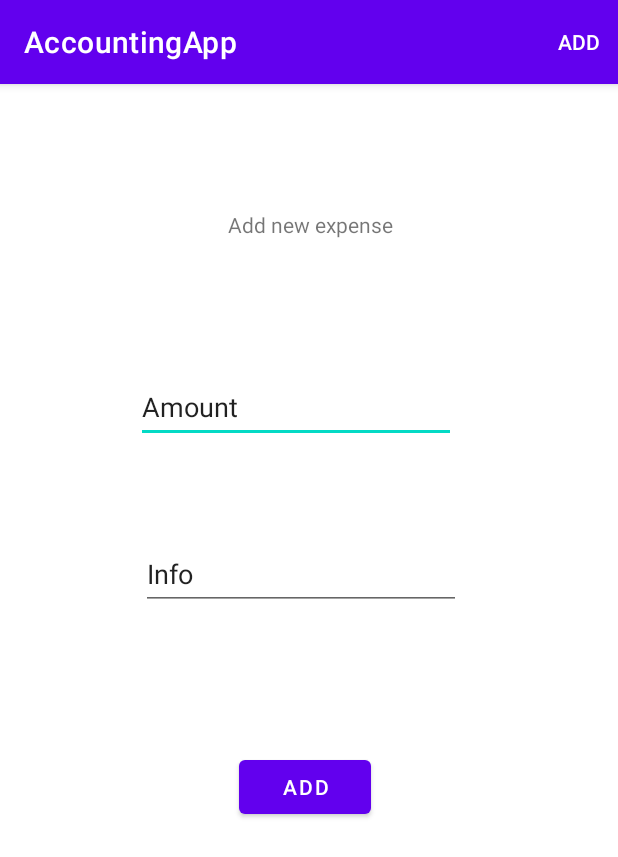
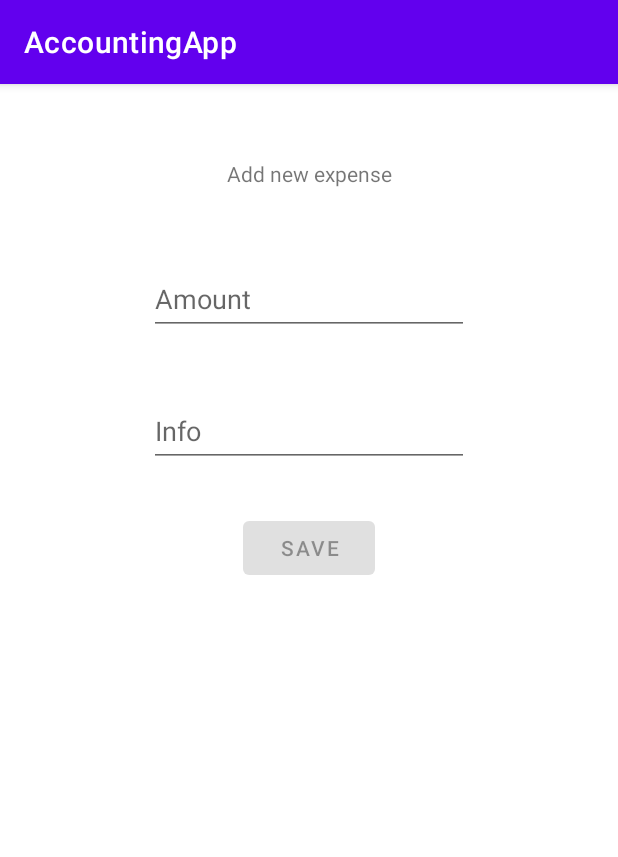
Before and after one commit to nour7/AccountingApp, an Android app: the screen it shows after launch (MainActivity), after a tap on "ADD", on a phone screen of 412 x 824 dp. Shown: the top 857 px of the screen. Run offline under Robolectric (Android 15) with nearby library versions, the phone set to English and light mode, and no system bars; our stand-ins replace Room's generated code, data binding.

Commit message:
navigation fixed

```diff
--- a/app/src/main/java/com/example/accountingapp/MainActivity.kt
+++ b/app/src/main/java/com/example/accountingapp/MainActivity.kt
@@ -2,6 +2,7 @@ package com.example.accountingapp
 
 import androidx.appcompat.app.AppCompatActivity
 import android.os.Bundle
+import com.example.accountingapp.ui.add.RecordFragment
 import com.example.accountingapp.ui.main.MainFragment
 
 class MainActivity : AppCompatActivity() {
@@ -9,10 +10,5 @@ class MainActivity : AppCompatActivity() {
     override fun onCreate(savedInstanceState: Bundle?) {
         super.onCreate(savedInstanceState)
         setContentView(R.layout.main_activity)
-        if (savedInstanceState == null) {
-            supportFragmentManager.beginTransaction()
-                .replace(R.id.container, MainFragment.newInstance())
-                .commitNow()
-        }
     }
 }
--- a/app/src/main/java/com/example/accountingapp/ui/add/RecordFragment.kt
+++ b/app/src/main/java/com/example/accountingapp/ui/add/RecordFragment.kt
@@ -1,16 +1,17 @@
 package com.example.accountingapp.ui.add
 
 import android.os.Bundle
+import android.util.Log
 import android.view.LayoutInflater
 import android.view.View
 import android.view.ViewGroup
 import android.widget.Toast
+import androidx.core.widget.doOnTextChanged
 import androidx.fragment.app.Fragment
 import androidx.fragment.app.viewModels
 import androidx.navigation.fragment.findNavController
-import com.example.accountingapp.databinding.AddRecordFragmentBinding
+import com.example.accountingapp.databinding.FragmentRecordsBinding
 import com.example.accountingapp.services.Injector
-import com.example.accountingapp.store.database.Record
 import kotlinx.coroutines.ExperimentalCoroutinesApi
 
 
@@ -18,9 +19,6 @@ class RecordFragment : Fragment() {
 
     val recordId: String? = null
 
-    companion object {
-        fun newInstance() = RecordFragment()
-    }
 
     @OptIn(ExperimentalCoroutinesApi::class, kotlinx.coroutines.FlowPreview::class)
     private val viewModel: RecordViewModel by viewModels {
@@ -32,7 +30,7 @@ class RecordFragment : Fragment() {
         inflater: LayoutInflater, container: ViewGroup?,
         savedInstanceState: Bundle?
     ): View {
-        val binding = AddRecordFragmentBinding.inflate(inflater, container, false)
+        val binding = FragmentRecordsBinding.inflate(inflater, container, false)
         context ?: return binding.root
 
         viewModel.uiState.observe(viewLifecycleOwner) { uiState ->
@@ -43,6 +41,8 @@ class RecordFragment : Fragment() {
             if(uiState.completed) {
                 findNavController().popBackStack()
             }
+
+            binding.saveRecord.isEnabled = viewModel.uiState.value?.savedButtonEnabled ?: false
         }
 
         if (recordId != null) {
@@ -51,17 +51,25 @@ class RecordFragment : Fragment() {
 
         viewModel.record.observe(viewLifecycleOwner) { record ->
             if (record != null) {
-                binding.addExpenseAmount.setText(record.amount.toString())
-                binding.addExpenseInfo.setText(record.description.toString())
+                binding.recordExpenseValue.setText(record.amount.toString())
+                binding.recordExpenseInfo.setText(record.description.toString())
             }
         }
 
-        binding.addExpenseButton.setOnClickListener {
-            viewModel.addOrEditRecord(viewModel.record.value, binding.addExpenseAmount.text.toString(), binding.addExpenseInfo.text.toString())
+
+        binding.saveRecord.setOnClickListener {
+            viewModel.addOrEditRecord(viewModel.record.value, binding.recordExpenseValue.text.toString(), binding.recordExpenseInfo.text.toString())
         }
+
+        binding.recordExpenseValue.doOnTextChanged { text, _, _, _ ->
+            viewModel.updateAmount(text)
+        }
+
         return binding.root
     }
 
 
 
+
+
 }
--- a/app/src/main/java/com/example/accountingapp/ui/add/RecordViewModel.kt
+++ b/app/src/main/java/com/example/accountingapp/ui/add/RecordViewModel.kt
@@ -15,8 +15,12 @@ class RecordViewModelFactory(private val budgetRepository: BudgetRepository): Vi
 
 }
 
-data class AddRecordUiState(val errors: List<String> = listOf(),
-                            var completed: Boolean = false)
+data class AddRecordUiState(
+    val amount: String? = null,
+    val errors: List<String> = listOf(),
+    var completed: Boolean = false)
+
+val AddRecordUiState.savedButtonEnabled: Boolean get() = this.amount != null
 
 class RecordViewModel internal constructor(private val budgetRepository: BudgetRepository) : ViewModel() {
     private val _uiState =  MutableStateFlow(AddRecordUiState())
@@ -32,19 +36,22 @@ class RecordViewModel internal constructor(private val budgetRepository: BudgetR
     }
 
     fun addOrEditRecord(record: Record?, amount: String, info: String) {
-        Log.v("Tag", "@1")
         val expenseAmount = validateAmountValue(amount) ?: return
-        Log.v("Tag", "@2")
         when(record) {
             null -> addExpense(expenseAmount, info)
             else -> editExpense(expenseAmount, info, record )
         }
     }
 
+    fun updateAmount(amount: CharSequence?) {
+        _uiState.update {
+            it.copy(amount = if(amount?.isEmpty() == true) null else amount?.toString())
+        }
+    }
+
     private fun addExpense(amount: Double, info: String) {
         viewModelScope.launch {
            val result =  budgetRepository.addRecord(Record(amount = amount, description = info, creationDate = Date(), editDate = Date()))
-            Log.v("Tag", "@result $result")
             when (result.isValid()) {
                true -> setCompleted()
                 else -> throwError("Failed to add record to database!")
@@ -54,7 +61,7 @@ class RecordViewModel internal constructor(private val budgetRepository: BudgetR
 
     private fun editExpense(amount: Double, info: String, oldRecord: Record) {
         viewModelScope.launch {
-            val result =  budgetRepository.editRecord(Record(recordId = oldRecord.recordId, amount = amount, description = info, creationDate = oldRecord?.creationDate, editDate = Date()))
+            val result =  budgetRepository.editRecord(Record(recordId = oldRecord.recordId, amount = amount, description = info, creationDate = oldRecord.creationDate, editDate = Date()))
             when (result.isValid()) {
                 true -> setCompleted()
                 else -> throwError("Failed to edit record!")
@@ -75,5 +82,7 @@ class RecordViewModel internal constructor(private val budgetRepository: BudgetR
 
     private fun setCompleted() = _uiState.update { it.copy(completed = true) }
 
-    private fun throwError(msg: String) = _uiState.update { it.copy(completed = true) }
+    private fun throwError(msg: String) = _uiState.update { it.copy(errors = listOf(msg)) }
+
+
 }
--- a/app/src/main/java/com/example/accountingapp/ui/main/MainFragment.kt
+++ b/app/src/main/java/com/example/accountingapp/ui/main/MainFragment.kt
@@ -12,10 +12,6 @@ import com.example.accountingapp.services.Injector
 import kotlinx.coroutines.ExperimentalCoroutinesApi
 
 class MainFragment : Fragment() {
-
-    companion object {
-        fun newInstance() = MainFragment()
-    }
 
     @OptIn(ExperimentalCoroutinesApi::class, kotlinx.coroutines.FlowPreview::class)
     private val viewModel: MainViewModel by viewModels {
@@ -38,14 +34,16 @@ class MainFragment : Fragment() {
         return binding.root
     }
 
+
+
     private fun updateBudgetList(adapter: BudgetAdapter) {
        viewModel.budgetRecords.observe(viewLifecycleOwner) { records ->
-           Log.v("TAG", "records $records")
            adapter.submitList(records)
        }
     }
 
     override fun onCreateOptionsMenu(menu: Menu, inflater: MenuInflater) {
+       // menu.clear()
         inflater.inflate(R.menu.budget_menu, menu)
 
     }
@@ -53,15 +51,15 @@ class MainFragment : Fragment() {
     override fun onOptionsItemSelected(item: MenuItem): Boolean {
         return when(item.itemId) {
             R.id.add_record -> {
-                navigateToAddFragment()
+                navigateToRecordFragment()
                 true
             }
             else -> super.onOptionsItemSelected(item)
         }
     }
 
-    private fun navigateToAddFragment() {
-        findNavController().navigate(R.id.action_mainFragment_to_addRecordFragment)
+    private fun navigateToRecordFragment() {
+        findNavController().navigate(R.id.action_mainFragment2_to_recordFragment3)
     }
 
 }
--- a/app/src/main/res/layout/add_record_fragment.xml
+++ b/app/src/main/res/layout/fragment_records.xml
@@ -13,58 +13,52 @@
         android:layout_height="match_parent"
         tools:context=".ui.add.RecordFragment">
 
-        <EditText
-            android:id="@+id/add_expense_amount"
+        <Button
+            android:id="@+id/save_record"
             android:layout_width="wrap_content"
             android:layout_height="wrap_content"
-            android:layout_marginStart="92dp"
-            android:layout_marginTop="88dp"
-            android:layout_marginEnd="109dp"
-            android:ems="10"
-            android:inputType="number"
-            android:minHeight="48dp"
-            android:text="@string/amount"
+            android:layout_marginTop="30dp"
+            android:text="@string/save"
             app:layout_constraintEnd_toEndOf="parent"
             app:layout_constraintStart_toStartOf="parent"
-            app:layout_constraintTop_toBottomOf="@+id/add_record_title" />
+            app:layout_constraintTop_toBottomOf="@+id/record_expense_info" />
 
         <TextView
-            android:id="@+id/add_record_title"
+            android:id="@+id/record_new_title"
             android:layout_width="wrap_content"
             android:layout_height="wrap_content"
-            android:layout_marginStart="177dp"
-            android:layout_marginTop="84dp"
-            android:layout_marginEnd="176dp"
+            android:layout_marginTop="50dp"
             android:text="@string/add_new_expense"
             app:layout_constraintEnd_toEndOf="parent"
             app:layout_constraintStart_toStartOf="parent"
             app:layout_constraintTop_toTopOf="parent" />
 
         <EditText
-            android:id="@+id/add_expense_info"
+            android:id="@+id/record_expense_value"
             android:layout_width="wrap_content"
             android:layout_height="wrap_content"
-            android:layout_marginStart="95dp"
-            android:layout_marginTop="63dp"
-            android:layout_marginEnd="106dp"
+            android:layout_marginTop="50dp"
+            android:ems="10"
+            android:hint="@string/amount"
+            android:inputType="numberDecimal"
+            android:minHeight="48dp"
+            app:layout_constraintEnd_toEndOf="parent"
+            app:layout_constraintStart_toStartOf="parent"
+            app:layout_constraintTop_toBottomOf="@+id/record_new_title"
+            android:autofillHints="@string/amount" />
+
+        <EditText
+            android:id="@+id/record_expense_info"
+            android:layout_width="wrap_content"
+            android:layout_height="wrap_content"
+            android:layout_marginTop="40dp"
             android:ems="10"
             android:inputType="textPersonName"
             android:minHeight="48dp"
-            android:text="@string/info"
+            android:hint="@string/info"
             app:layout_constraintEnd_toEndOf="parent"
             app:layout_constraintStart_toStartOf="parent"
-            app:layout_constraintTop_toBottomOf="@+id/add_expense_amount" />
-
-        <Button
-            android:id="@+id/add_expense_button"
-            android:layout_width="wrap_content"
-            android:layout_height="wrap_content"
-            android:layout_marginStart="156dp"
-            android:layout_marginTop="94dp"
-            android:layout_marginEnd="161dp"
-            android:text="@string/add"
-            app:layout_constraintEnd_toEndOf="parent"
-            app:layout_constraintStart_toStartOf="parent"
-            app:layout_constraintTop_toBottomOf="@+id/add_expense_info" />
+            app:layout_constraintTop_toBottomOf="@+id/record_expense_value"
+            android:autofillHints="@string/info" />
     </androidx.constraintlayout.widget.ConstraintLayout>
 </layout>
--- a/app/src/main/res/layout/main_activity.xml
+++ b/app/src/main/res/layout/main_activity.xml
@@ -1,11 +1,11 @@
 <?xml version="1.0" encoding="utf-8"?>
-<FrameLayout xmlns:android="http://schemas.android.com/apk/res/android"
+<androidx.constraintlayout.widget.ConstraintLayout xmlns:android="http://schemas.android.com/apk/res/android"
     xmlns:app="http://schemas.android.com/apk/res-auto"
     xmlns:tools="http://schemas.android.com/tools"
     android:id="@+id/container"
     android:layout_width="match_parent"
     android:layout_height="match_parent"
-    tools:context=".MainActivity" >
+    tools:context=".MainActivity">
 
     <androidx.fragment.app.FragmentContainerView
         android:id="@+id/fragmentContainerView"
@@ -13,5 +13,10 @@
         android:layout_width="match_parent"
         android:layout_height="match_parent"
         app:defaultNavHost="true"
-        app:navGraph="@navigation/app_navigation" />
-</FrameLayout>
+        app:layout_constraintBottom_toTopOf="parent"
+        app:layout_constraintEnd_toStartOf="parent"
+        app:layout_constraintStart_toStartOf="parent"
+        app:layout_constraintTop_toTopOf="parent"
+        app:navGraph="@navigation/app_navigation"
+        tools:layout="@layout/fragment_records" />
+</androidx.constraintlayout.widget.ConstraintLayout>
--- a/app/src/main/res/layout/main_fragment.xml
+++ b/app/src/main/res/layout/main_fragment.xml
@@ -27,5 +27,6 @@
             app:layout_constraintStart_toStartOf="parent"
             app:layout_constraintTop_toTopOf="parent"
             tools:listitem="@layout/list_budget_item" />
+
     </androidx.constraintlayout.widget.ConstraintLayout>
 </layout>
--- a/app/src/main/res/navigation/app_navigation.xml
+++ b/app/src/main/res/navigation/app_navigation.xml
@@ -2,23 +2,22 @@
 <navigation xmlns:android="http://schemas.android.com/apk/res/android"
     xmlns:app="http://schemas.android.com/apk/res-auto"
     android:id="@+id/app_navigation"
-    app:startDestination="@id/mainFragment">
-
+    app:startDestination="@id/mainFragment2">
     <fragment
-        android:id="@+id/mainFragment"
+        android:id="@+id/mainFragment2"
         android:name="com.example.accountingapp.ui.main.MainFragment"
         android:label="MainFragment" >
         <action
-            android:id="@+id/action_mainFragment_to_addRecordFragment"
-            app:destination="@id/addRecordFragment" />
+            android:id="@+id/action_mainFragment2_to_recordFragment3"
+            app:destination="@id/recordFragment3" />
+    </fragment>
+    <fragment
+        android:id="@+id/recordFragment3"
+        android:name="com.example.accountingapp.ui.add.RecordFragment"
+        android:label="RecordFragment" >
         <argument
-            android:name="recordId"
+            android:name="record_id"
             app:argType="string"
-            app:nullable="true"
             android:defaultValue="null" />
     </fragment>
-    <fragment
-        android:id="@+id/addRecordFragment"
-        android:name="com.example.accountingapp.ui.add.RecordFragment"
-        android:label="AddRecordFragment" />
 </navigation>
--- a/build.gradle
+++ b/build.gradle
@@ -4,7 +4,6 @@ buildscript {
     ext {
         def room_version = "2.4.1"
         def fragment_version = '1.1.0'
-
 
         database_libraries = [
                 "androidx.room:room-ktx:$room_version"
@@ -15,6 +14,7 @@ buildscript {
         libraries_kapt = [
                 "androidx.room:room-compiler:$room_version"
         ]
+
 
     }
 
```
